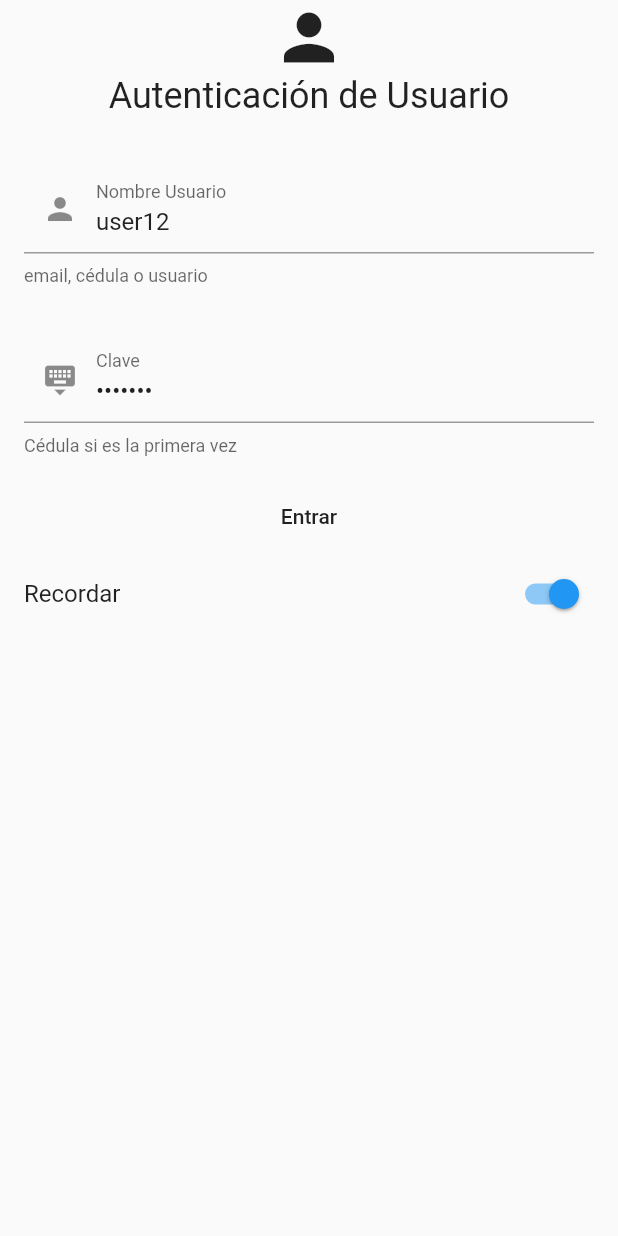
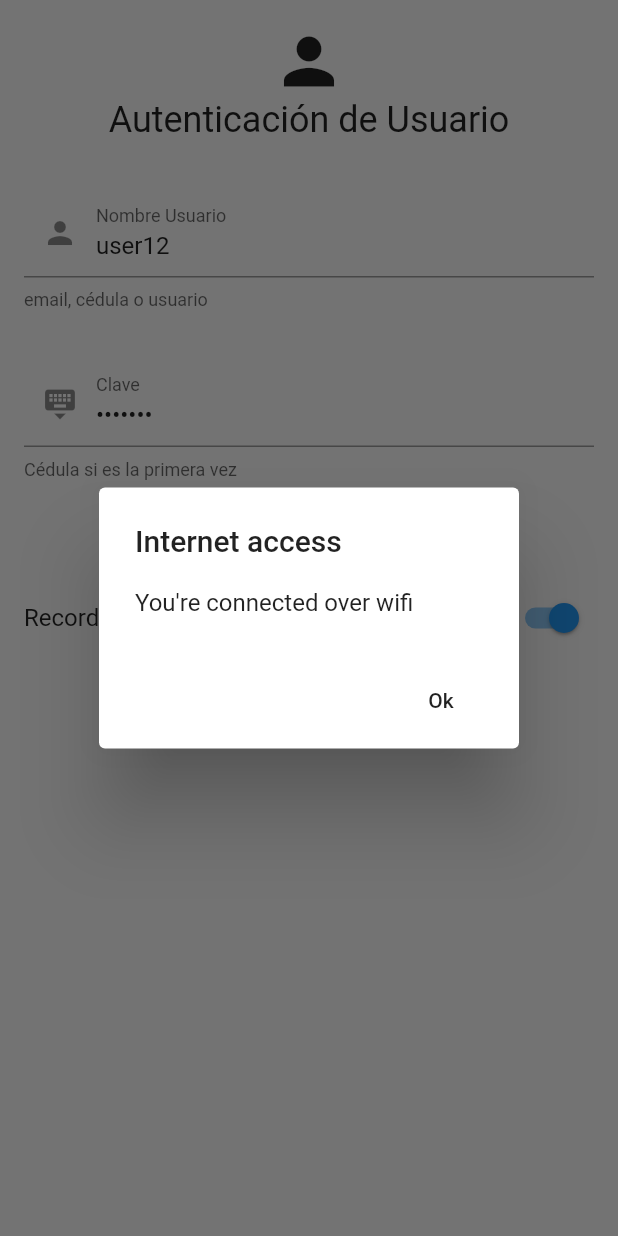
Before and after one commit to jvelez0333/flutter_eslabon, a Flutter app: the screen it shows after launch, after a tap on "Entrar", on a phone screen of 412 x 824 dp. Run offline on Flutter 3.47's test engine with Material 2 defaults, Android fonts, the phone set to English and light mode, and no system bars; our stand-ins replace connectivity, shared_preferences.

Commit message:
agregando paquete de conexion.

```diff
--- a/lib/services/ApiService.dart
+++ b/lib/services/ApiService.dart
@@ -40,11 +40,11 @@ class ApiService  {
     final String urlBase=PaginaConst.apiURL;
     final String urlFull='$urlBase$servicePrefix$controller';
 
-
-
-   final resp = await http.get(Uri.encodeFull('https://eslabon.azurewebsites.net/api/test/perfil/2')  );
     if(1==1)
      return ResponseString(status: false, num: 1,msn:urlFull,result: null);
+
+   final resp = await http.get(Uri.encodeFull('https://www.google.com')  );
+
 
        if(resp.statusCode == 200){
      final strRespuesta= ResponseString.fromString(resp.body);
--- a/lib/ui/pages/loginPages.dart
+++ b/lib/ui/pages/loginPages.dart
@@ -1,3 +1,4 @@
+import 'package:connectivity/connectivity.dart';
 import 'package:flutter_eslabon/helpers/login_state.dart';
 import 'package:flutter/material.dart';
 import 'package:provider/provider.dart';
@@ -57,7 +58,12 @@ class _LoginPageState extends State<LoginPage>  {
                 } else {
 
 
-                  return child;
+                  return Column(
+                    children: <Widget>[
+                      Text(value.msnInfo),
+                      child,
+                    ],
+                  );
                 }
               },
               child: formularioLoginMdo(context, _msnInfoLogin),
@@ -111,8 +117,8 @@ class _LoginPageState extends State<LoginPage>  {
                 MaterialButton(
                   child: Text('Entrar'),
                   onPressed: () {
-
-                        Provider.of<LoginState>(context).login(this._controllerUsername.text,this._controllerPassword.text);
+                        this._checkInternetConnectivity();
+                        //Provider.of<LoginState>(context).login(this._controllerUsername.text,this._controllerPassword.text);
                 }),
               ]
             )),
@@ -129,7 +135,44 @@ class _LoginPageState extends State<LoginPage>  {
         ),
       );
   }
-
+    _checkInternetConnectivity() async {
+    var result = await Connectivity().checkConnectivity();
+    if (result == ConnectivityResult.none) {
+      _showDialog(
+        'No internet',
+        "You're not connected to a network"
+      );
+    } else if (result == ConnectivityResult.mobile) {
+      _showDialog(
+        'Internet access',
+        "You're connected over mobile data"
+      );
+    } else if (result == ConnectivityResult.wifi) {
+      _showDialog(
+        'Internet access',
+        "You're connected over wifi"
+      );
+    }
+  }
+ _showDialog(title, text) {
+    showDialog(
+      context: context,
+      builder: (context) {
+        return AlertDialog(
+          title: Text(title),
+          content: Text(text),
+          actions: <Widget>[
+            FlatButton(
+              child: Text('Ok'),
+              onPressed: () {
+                Navigator.of(context).pop();
+              },
+            )
+          ],
+        );
+      }
+    );
+  }
   @override
   void dispose() {
     _controllerUsername.dispose();
--- a/pubspec.yaml
+++ b/pubspec.yaml
@@ -22,6 +22,7 @@ dependencies:
 
   provider: ^3.0.0+1
   shared_preferences: ^0.5.2
+  connectivity: ^0.3.2
   http: ^0.12.0+4
   # The following adds the Cupertino Icons font to your application.
   # Use with the CupertinoIcons class for iOS style icons.
```
